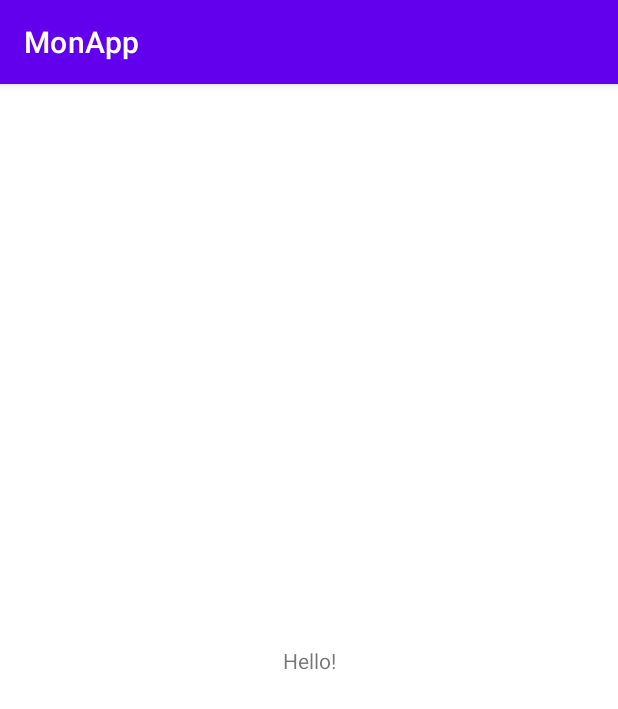
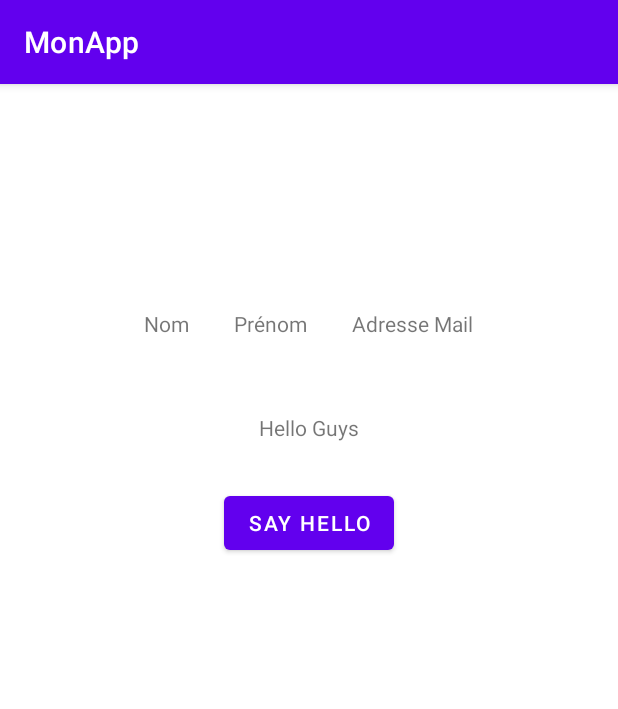
Before and after one commit to kokokanti98/android_studio_apprentissage, an Android app: the screen it shows after launch (MainActivity), on a phone screen of 412 x 824 dp. Shown: the top 709 px of the screen. Run offline under Robolectric (Android 15) with nearby library versions, the phone set to English and light mode, and no system bars.

Commit message:
AS User Interface basic pat 3 first commit

```diff
--- a/app/src/main/res/layout/activity_main.xml
+++ b/app/src/main/res/layout/activity_main.xml
@@ -1,19 +1,52 @@
 <?xml version="1.0" encoding="utf-8"?>
-<androidx.constraintlayout.widget.ConstraintLayout xmlns:android="http://schemas.android.com/apk/res/android"
+<RelativeLayout xmlns:android="http://schemas.android.com/apk/res/android"
     xmlns:app="http://schemas.android.com/apk/res-auto"
     xmlns:tools="http://schemas.android.com/tools"
     android:layout_width="match_parent"
     android:layout_height="match_parent"
     tools:context=".MainActivity">
 
+    <RelativeLayout
+        android:layout_width="wrap_content"
+        android:layout_height="wrap_content"
+        android:id="@+id/firstRelLayout"
+        android:layout_centerHorizontal="true"
+        android:layout_marginTop="150dp">
+        <TextView
+            android:layout_width="wrap_content"
+            android:layout_height="wrap_content"
+            android:id="@+id/txtName"
+            android:text="Nom"/>
+        <TextView
+            android:layout_width="wrap_content"
+            android:layout_height="wrap_content"
+            android:id="@+id/txtLastName"
+            android:text="Prénom"
+            android:layout_toRightOf="@id/txtName"
+            android:layout_marginLeft="30dp"/>
+        <TextView
+            android:layout_width="wrap_content"
+            android:layout_height="wrap_content"
+            android:id="@+id/txtEmail"
+            android:text="Adresse Mail"
+            android:layout_toRightOf="@id/txtLastName"
+            android:layout_marginLeft="30dp"/>
+    </RelativeLayout>
     <TextView
         android:layout_width="wrap_content"
         android:layout_height="wrap_content"
-        android:text="Hello!"
+        android:text="Hello Guys"
+        android:layout_below="@+id/firstRelLayout"
+        android:layout_centerHorizontal="true"
+        android:layout_marginTop="50dp"
+        android:id="@+id/txtHello"/>
+    <Button
+        android:layout_width="wrap_content"
+        android:layout_height="wrap_content"
+        android:text="Say Hello"
+        android:layout_below="@id/txtHello"
+        android:layout_centerHorizontal="true"
+        android:layout_marginTop="30dp"/>
 
-        app:layout_constraintBottom_toBottomOf="parent"
-        app:layout_constraintLeft_toLeftOf="parent"
-        app:layout_constraintRight_toRightOf="parent"
-        app:layout_constraintTop_toTopOf="parent" />
 
-</androidx.constraintlayout.widget.ConstraintLayout>
+</RelativeLayout>
```
Also changed, not shown: 1 other file.
